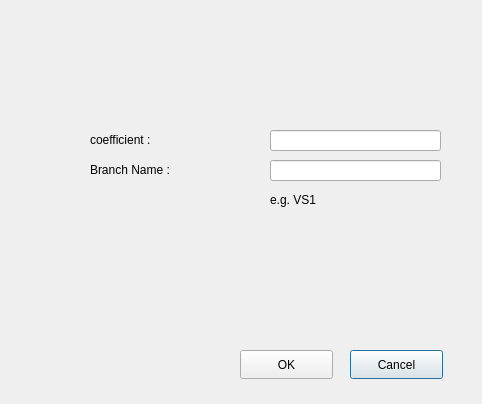
chewoo/L2Spice, file current_control_current_source_dialog.ui: the form before one commit.
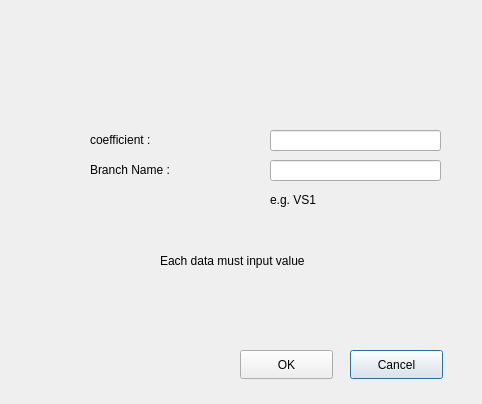
The form after the commit.

Commit message: fixed input value bug

Patch:
```diff
--- a/current_control_current_source_dialog.ui
+++ b/current_control_current_source_dialog.ui
@@ -101,6 +101,19 @@
     <string>e.g. VS1</string>
    </property>
   </widget>
+  <widget class="QLabel" name="warning">
+   <property name="geometry">
+    <rect>
+     <x>160</x>
+     <y>250</y>
+     <width>191</width>
+     <height>21</height>
+    </rect>
+   </property>
+   <property name="text">
+    <string>Each data must input value</string>
+   </property>
+  </widget>
  </widget>
  <resources/>
  <connections/>
```
The commit also changes 10 other files.
